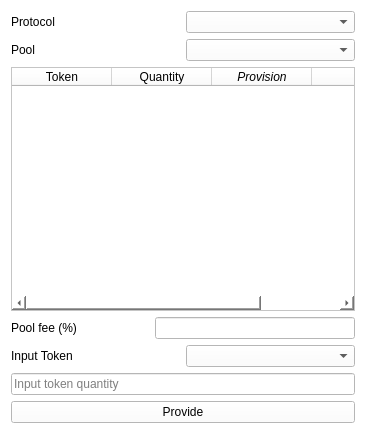
First picture: the form in ExistingPoolProvisionDialog.ui, repository LiquidityProtocol/AMM-Simulator, before the edit.
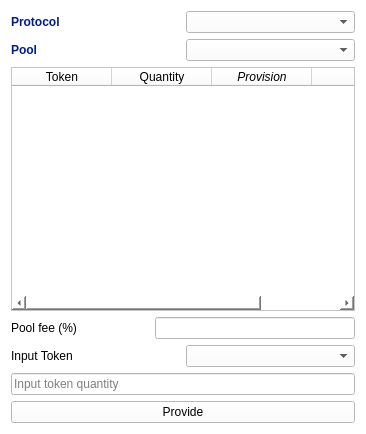
Second picture: the form after the edit.

What changed in the file:
```diff
--- a/ExistingPoolProvisionDialog.ui
+++ b/ExistingPoolProvisionDialog.ui
@@ -24,6 +24,14 @@
      </property>
      <item>
       <widget class="QLabel" name="label_protocol">
+       <property name="font">
+        <font>
+         <bold>true</bold>
+        </font>
+       </property>
+       <property name="styleSheet">
+        <string notr="true">color: rgb(1, 25, 147); </string>
+       </property>
        <property name="text">
         <string>Protocol</string>
        </property>
@@ -38,6 +46,14 @@
     <layout class="QHBoxLayout" name="horizontalLayout_pool">
      <item>
       <widget class="QLabel" name="label_pool">
+       <property name="font">
+        <font>
+         <bold>true</bold>
+        </font>
+       </property>
+       <property name="styleSheet">
+        <string notr="true">color: rgb(1, 25, 147); </string>
+       </property>
        <property name="text">
         <string>Pool</string>
        </property>
```
